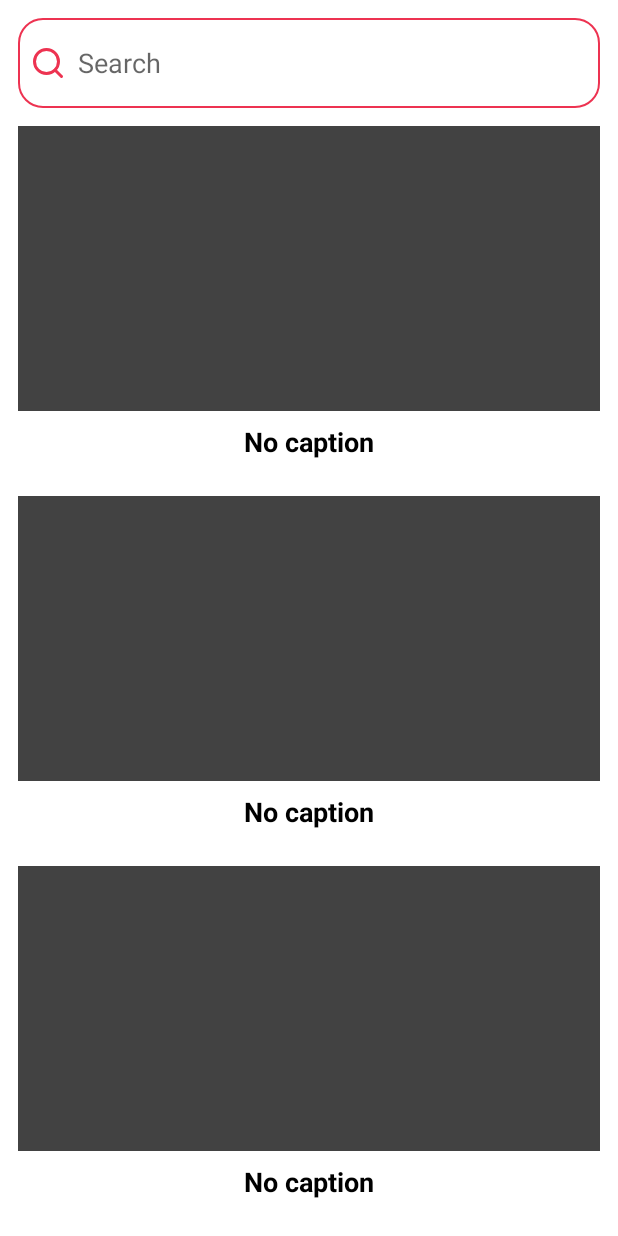
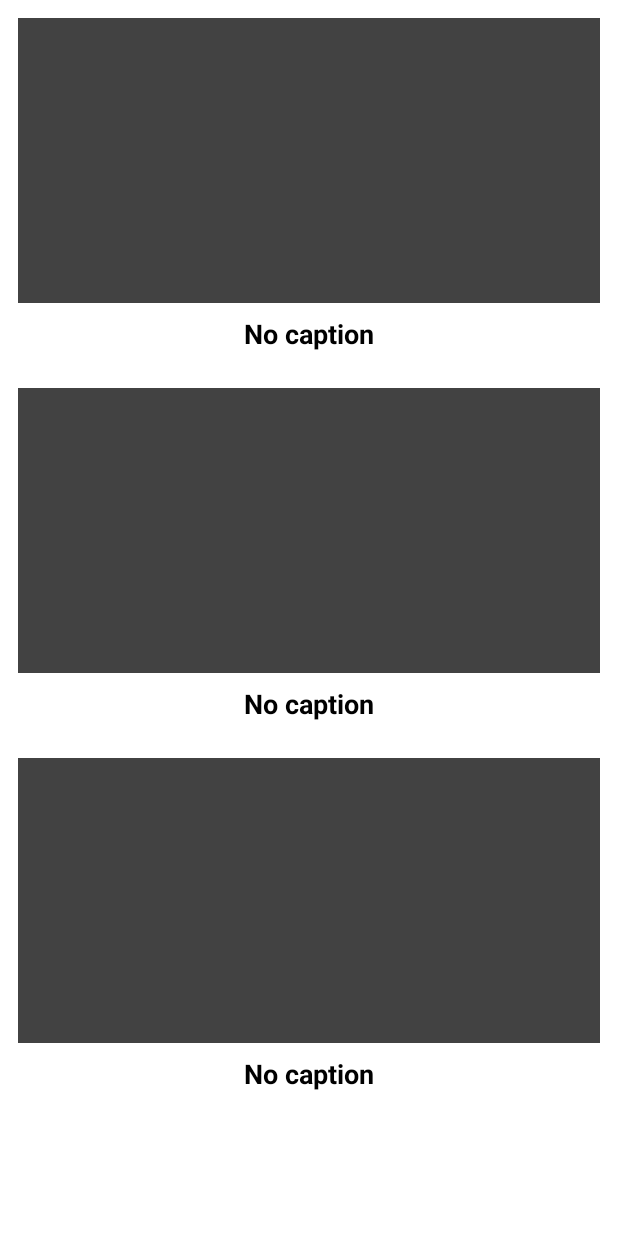
Before and after one commit to m-abdelsabour/Chefaa-task, an Android app: the layout fragment_comics.xml on its own in the app's theme, with its tools: preview values and no code run, on a phone screen of 412 x 824 dp. Run offline under Robolectric (Android 15) with nearby library versions, the phone set to English and light mode, and no system bars.

```diff
--- a/comics/src/main/java/com/mohamed/tasks/comics/data/source/local/ComicsDao.kt
+++ b/comics/src/main/java/com/mohamed/tasks/comics/data/source/local/ComicsDao.kt
@@ -16,7 +16,4 @@ interface ComicsDao {
     @Query("SELECT * FROM comics WHERE textObjects=:caption")
      fun getSearchComics(caption: String): LocalComics?
 
-      /*@Update(entity = LocalGym::class)
-      suspend fun updateAll(gymFavState: List<GymFavState>)*/
-
 }
--- a/comics/src/main/res/layout/fragment_comics.xml
+++ b/comics/src/main/res/layout/fragment_comics.xml
@@ -13,6 +13,7 @@
         android:layout_width="match_parent"
         android:layout_height="60dp"
         android:layout_margin="12dp"
+        android:visibility="gone"
         android:background="@drawable/background_search"
         android:orientation="horizontal"
         app:layout_constraintEnd_toEndOf="parent"
```
